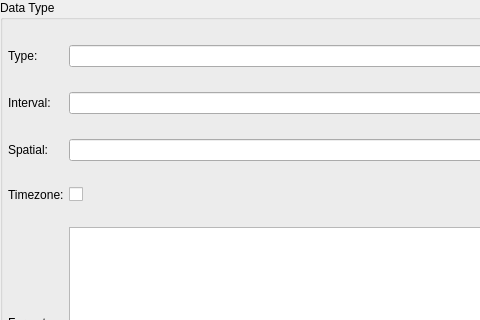
Old version of the form libs/libgui/ui/dbobjects/pgsqltypewidget.ui in the repository pgmodeler/pgmodeler; both pictures show x 0 to 480 and y 0 to 320 of the 834 by 447 pixel window.
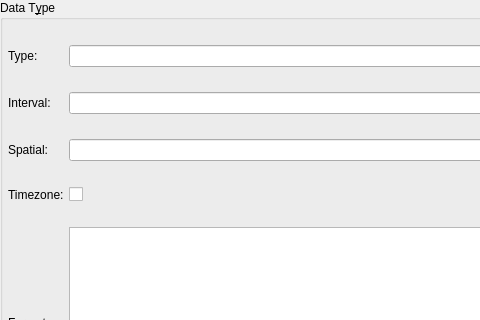
New version of the form.

Patch:
```diff
--- a/libs/libgui/ui/dbobjects/pgsqltypewidget.ui
+++ b/libs/libgui/ui/dbobjects/pgsqltypewidget.ui
@@ -65,7 +65,7 @@
       <enum>Qt::NoFocus</enum>
      </property>
      <property name="title">
-      <string>Data Type</string>
+      <string>Data T&amp;ype</string>
      </property>
      <layout class="QGridLayout" name="gridLayout">
       <property name="leftMargin">
```
